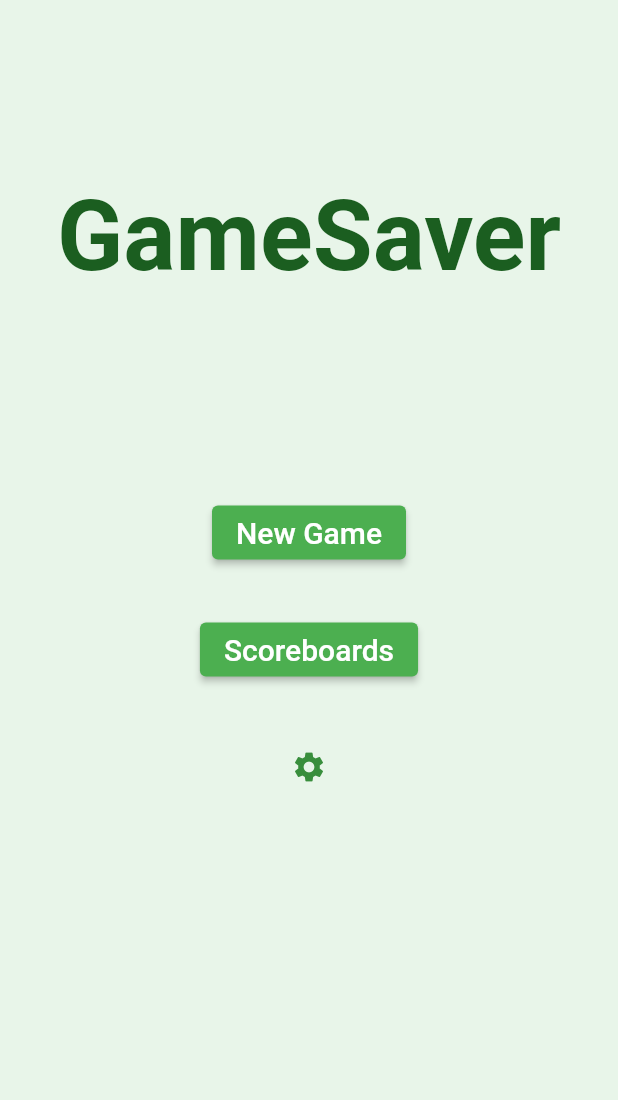
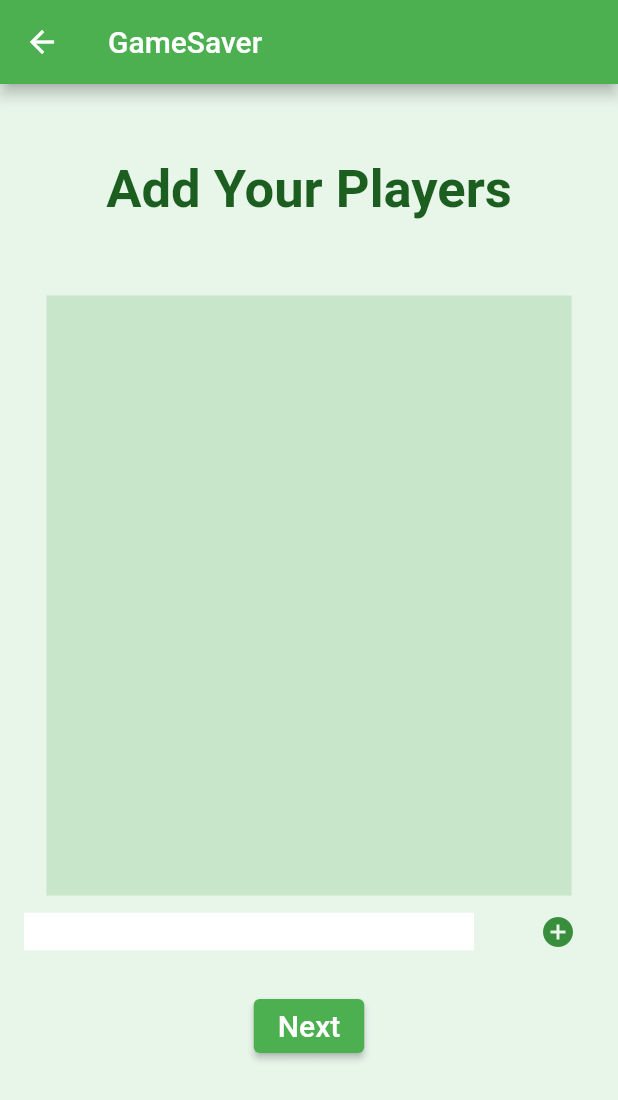
Before and after one commit to radicalgrim/game_saver, a Flutter app: the HomePage screen opened by its route, after a tap on "New Game", on a phone screen of 412 x 824 dp. Shown: the top 1100 px of the screen. Run offline on Flutter 3.47's test engine with Material 2 defaults, Android fonts, the phone set to English and light mode, and no system bars.

Commit message:
Create add_players_page basic structure, add navigation from home_page and back

```diff
--- a/lib/main.dart
+++ b/lib/main.dart
@@ -1,4 +1,5 @@
 import 'package:flutter/material.dart';
+import 'package:game_saver/pages/add_players_page.dart';
 import 'package:game_saver/pages/flutter_demo_page.dart';
 import 'package:game_saver/pages/home_page.dart';
 import 'package:game_saver/res/colors.dart';
@@ -28,10 +29,11 @@ class MyApp extends StatelessWidget {
         primarySwatch: ProjectColors.primarySwatch,
       ),
       // This tells flutter the home page of your application
-      home: const FlutterDemoPage(),
+      home: const HomePage(),
       // This tells flutter the different pages in your application
       routes: {
         HomePage.route: (_) => const HomePage(),
+        AddPlayersPage.route: (_) => const AddPlayersPage(),
         FlutterDemoPage.route: (_) => const FlutterDemoPage(),
       },
     );
--- /dev/null
+++ b/lib/pages/add_players_page.dart
@@ -0,0 +1,81 @@
+import 'dart:developer';
+
+import 'package:flutter/material.dart';
+import 'package:flutter/widgets.dart';
+import 'package:game_saver/res/colors.dart';
+import 'package:game_saver/res/strings.dart';
+import 'package:game_saver/res/text_styles.dart';
+
+class AddPlayersPage extends StatefulWidget {
+  const AddPlayersPage({Key? key}) : super(key: key);
+
+  static const String route = "/players";
+
+  @override
+  AddPlayersPageState createState() => AddPlayersPageState();
+}
+
+class AddPlayersPageState extends State<AddPlayersPage> {
+  @override
+  Widget build(BuildContext context) {
+    return Scaffold(
+      backgroundColor: ProjectColors.primarySwatch.shade50,
+      appBar: AppBar(
+        title: const Text(ProjectStrings.appTitle),
+        leading: IconButton(
+          icon: const Icon(Icons.arrow_back),
+          onPressed: () {
+            Navigator.pop(context);
+          },
+        ),
+      ),
+      body: SafeArea(
+        child: Center(
+          child: Column(
+            children: [
+              Padding(
+                padding: const EdgeInsets.symmetric(vertical: 50),
+                child: Text(ProjectStrings.addPlayersHeading,
+                    style: ProjectTextStyles.pageTitleTextStyle),
+              ),
+              Container(
+                width: 350,
+                height: 400,
+                color: ProjectColors.primarySwatch.shade100,
+              ),
+              Row(
+                mainAxisAlignment: MainAxisAlignment.spaceAround,
+                children: [
+                  Container(
+                    width: 300,
+                    height: 25,
+                    color: Colors.white,
+                  ),
+                  IconButton(
+                    icon: const Icon(Icons.add_circle),
+                    color: ProjectColors.primarySwatch.shade700,
+                    onPressed: () {
+                      // TODO: Implement me
+                      log("Add Player icon pressed");
+                    },
+                  ),
+                ],
+              ),
+              Padding(
+                padding: const EdgeInsets.symmetric(vertical: 15),
+                child: ElevatedButton(
+                  child: const Text(ProjectStrings.nextButton,
+                      style: ProjectTextStyles.buttonLargeTextStyle),
+                  onPressed: () {
+                    // TODO: Implement me
+                    log("Next button pressed");
+                  },
+                ),
+              ),
+            ],
+          ),
+        ),
+      ),
+    );
+  }
+}
--- a/lib/pages/home_page.dart
+++ b/lib/pages/home_page.dart
@@ -2,6 +2,7 @@ import 'dart:developer';
 
 import 'package:flutter/material.dart';
 import 'package:flutter/widgets.dart';
+import 'package:game_saver/pages/add_players_page.dart';
 import 'package:game_saver/res/colors.dart';
 import 'package:game_saver/res/strings.dart';
 import 'package:game_saver/res/text_styles.dart';
@@ -37,6 +38,11 @@ class HomePageState extends State<HomePage> {
                   onPressed: () {
                     // TODO: Implement me
                     log("New Game pressed");
+                    Navigator.push(
+                      context,
+                      MaterialPageRoute(
+                          builder: (context) => const AddPlayersPage()),
+                    );
                   },
                 ),
               ),
--- a/lib/res/strings.dart
+++ b/lib/res/strings.dart
@@ -5,4 +5,9 @@ class ProjectStrings {
   static const String appTitle = "GameSaver";
   static const String newGameButton = "New Game";
   static const String scoreboardsButton = "Scoreboards";
+
+  // Add Players Page
+  static const String addPlayersHeading = "Add Your Players";
+  static const String addPlayerHint = "Add Player";
+  static const String nextButton = "Next";
 }
--- a/lib/res/text_styles.dart
+++ b/lib/res/text_styles.dart
@@ -9,6 +9,10 @@ class ProjectTextStyles {
       fontWeight: FontWeight.bold,
       fontSize: 65,
       color: ProjectColors.darkTextColor);
+  static final TextStyle pageTitleTextStyle = TextStyle(
+      fontWeight: FontWeight.bold,
+      fontSize: 35,
+      color: ProjectColors.darkTextColor);
   static const TextStyle buttonLargeTextStyle =
       TextStyle(fontSize: 20, color: ProjectColors.lightTextColor);
 }
```
